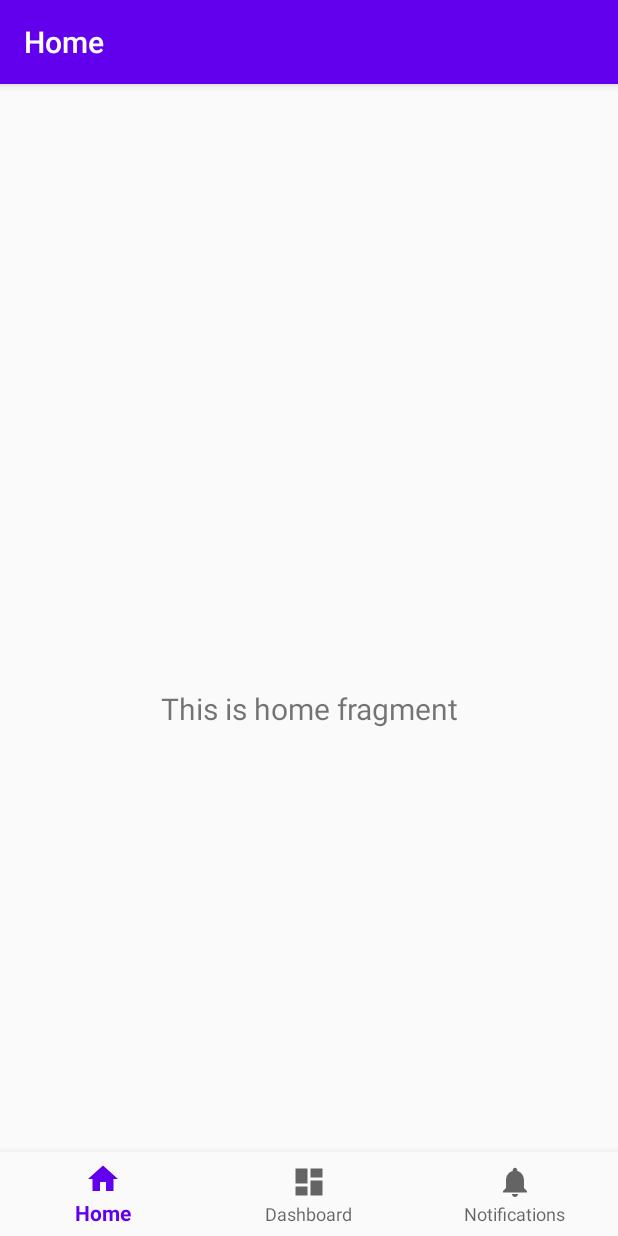
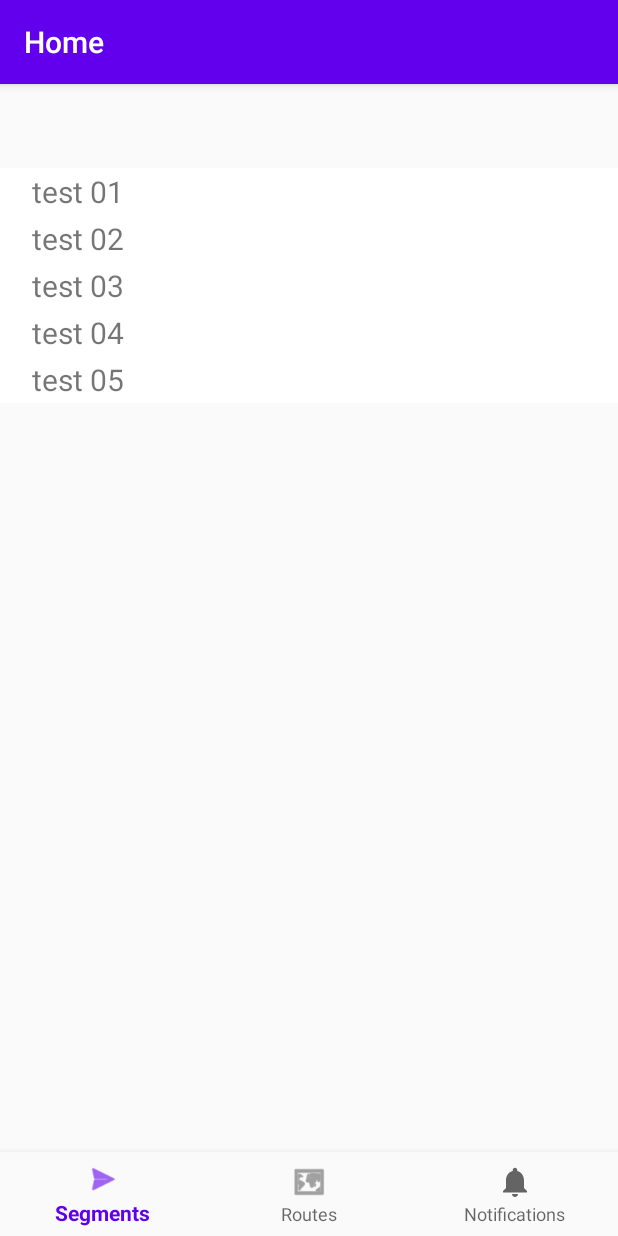
Before and after one commit to vincent290587/frava, an Android app: the screen it shows after launch (MainActivity), on a phone screen of 412 x 824 dp. Run offline under Robolectric (Android 15) with nearby library versions, the phone set to English and light mode, and no system bars; our stand-ins replace navigation-ui.

Commit message:
Starts to work

```diff
--- a/app/build.gradle
+++ b/app/build.gradle
@@ -25,7 +25,6 @@ android {
 
 dependencies {
     implementation fileTree(dir: 'libs', include: ['*.jar'])
-
     implementation 'androidx.appcompat:appcompat:1.1.0'
     implementation 'com.google.android.material:material:1.1.0'
     implementation 'androidx.constraintlayout:constraintlayout:1.1.3'
--- /dev/null
+++ b/app/src/main/java/com/example/frava/DiscoveredBluetoothDevice.java
@@ -0,0 +1,9 @@
+package com.example.frava;
+
+public class DiscoveredBluetoothDevice {
+    public String name;
+
+    public DiscoveredBluetoothDevice() {
+        name = "Device";
+    }
+}
--- a/app/src/main/java/com/example/frava/MainActivity.java
+++ b/app/src/main/java/com/example/frava/MainActivity.java
@@ -29,7 +29,7 @@ public class MainActivity extends AppCompatActivity implements RadioGroup.OnChec
         // Passing each menu ID as a set of Ids because each
         // menu should be considered as top level destinations.
         AppBarConfiguration appBarConfiguration = new AppBarConfiguration.Builder(
-                R.id.navigation_home, R.id.navigation_dashboard, R.id.navigation_notifications)
+                R.id.segments_dashboard, R.id.routes_dashboard, R.id.navigation_notifications)
                 .build();
         NavController navController = Navigation.findNavController(this, R.id.nav_host_fragment);
         NavigationUI.setupActionBarWithNavController(this, navController, appBarConfiguration);
--- /dev/null
+++ b/app/src/main/java/com/example/frava/RecyclerItemClickListener.java
@@ -0,0 +1,60 @@
+package com.example.frava;
+
+import android.content.Context;
+import android.view.GestureDetector;
+import android.view.MotionEvent;
+import android.view.View;
+
+import androidx.recyclerview.widget.RecyclerView;
+
+public class RecyclerItemClickListener implements RecyclerView.OnItemTouchListener {
+
+    public interface OnItemClickListener {
+        void onItemClick(View view, int position);
+
+        void onItemLongClick(View view, int position);
+    }
+
+    private OnItemClickListener mListener;
+
+    private GestureDetector mGestureDetector;
+
+    public RecyclerItemClickListener(Context context, final RecyclerView recyclerView, OnItemClickListener listener) {
+        mListener = listener;
+
+        mGestureDetector = new GestureDetector(context, new GestureDetector.SimpleOnGestureListener() {
+            @Override
+            public boolean onSingleTapUp(MotionEvent e) {
+                return true;
+            }
+
+            @Override
+            public void onLongPress(MotionEvent e) {
+                View childView = recyclerView.findChildViewUnder(e.getX(), e.getY());
+
+                if (childView != null && mListener != null) {
+                    mListener.onItemLongClick(childView, recyclerView.getChildAdapterPosition(childView));
+                }
+            }
+        });
+    }
+
+    @Override
+    public boolean onInterceptTouchEvent(RecyclerView view, MotionEvent e) {
+        View childView = view.findChildViewUnder(e.getX(), e.getY());
+
+        if (childView != null && mListener != null && mGestureDetector.onTouchEvent(e)) {
+            mListener.onItemClick(childView, view.getChildAdapterPosition(childView));
+        }
+
+        return false;
+    }
+
+    @Override
+    public void onTouchEvent(RecyclerView view, MotionEvent motionEvent) {
+    }
+
+    @Override
+    public void onRequestDisallowInterceptTouchEvent(boolean disallowIntercept) {
+    }
+}
--- /dev/null
+++ b/app/src/main/java/com/example/frava/SegmentsAdapter.java
@@ -0,0 +1,54 @@
+package com.example.frava;
+
+import android.view.LayoutInflater;
+import android.view.View;
+import android.view.ViewGroup;
+import android.widget.TextView;
+
+import androidx.annotation.NonNull;
+import androidx.recyclerview.widget.RecyclerView;
+
+public class SegmentsAdapter extends RecyclerView.Adapter<SegmentsAdapter.ViewHolder>  {
+
+    private String[] mDataset;
+
+    // Provide a suitable constructor (depends on the kind of dataset)
+    public SegmentsAdapter(String[] myDataset) {
+        mDataset = myDataset;
+    }
+
+    public static class ViewHolder extends RecyclerView.ViewHolder {
+
+        public final View view;
+        public final TextView s_name;
+        public final TextView s_length;
+
+        public ViewHolder(@NonNull View view) {
+            super(view);
+            this.view = itemView;
+            this.s_name = itemView.findViewById(R.id.segment_name);
+            this.s_length = itemView.findViewById(R.id.segment_km);
+        }
+    }
+
+    @NonNull
+    @Override
+    public ViewHolder onCreateViewHolder(@NonNull ViewGroup parent, int viewType) {
+
+        View v = LayoutInflater.from(parent.getContext()).inflate(R.layout.segment_item, parent, false);
+
+        return new ViewHolder(v);
+    }
+
+    public void onBindViewHolder(@NonNull ViewHolder holder, int position) {
+
+        // TODO fill data per item knowing position
+        holder.s_name.setText(mDataset[position]);
+    }
+
+    // Return the size of your dataset (invoked by the layout manager)
+    @Override
+    public int getItemCount() {
+        return mDataset.length;
+    }
+}
--- a/app/src/main/java/com/example/frava/ui/home/HomeFragment.java
+++ b/app/src/main/java/com/example/frava/ui/home/HomeFragment.java
@@ -1,35 +1,73 @@
 package com.example.frava.ui.home;
 
 import android.os.Bundle;
+import android.util.Log;
 import android.view.LayoutInflater;
 import android.view.View;
 import android.view.ViewGroup;
-import android.widget.TextView;
 
 import androidx.annotation.NonNull;
 import androidx.annotation.Nullable;
 import androidx.fragment.app.Fragment;
 import androidx.lifecycle.Observer;
 import androidx.lifecycle.ViewModelProviders;
+import androidx.recyclerview.widget.LinearLayoutManager;
+import androidx.recyclerview.widget.RecyclerView;
 
 import com.example.frava.R;
+import com.example.frava.RecyclerItemClickListener;
+import com.example.frava.SegmentsAdapter;
 
 public class HomeFragment extends Fragment {
 
-    private HomeViewModel homeViewModel;
+    //private HomeViewModel homeViewModel;
+
+    private String[] myDataset;
+
+    private RecyclerView recyclerView;
+    private RecyclerView.Adapter mAdapter;
 
     public View onCreateView(@NonNull LayoutInflater inflater,
                              ViewGroup container, Bundle savedInstanceState) {
-        homeViewModel =
-                ViewModelProviders.of(this).get(HomeViewModel.class);
+//        homeViewModel =
+//                ViewModelProviders.of(this).get(HomeViewModel.class);
+
         View root = inflater.inflate(R.layout.fragment_home, container, false);
-        final TextView textView = root.findViewById(R.id.text_home);
-        homeViewModel.getText().observe(getViewLifecycleOwner(), new Observer<String>() {
+
+        recyclerView = root.findViewById(R.id.segments_recycler);
+        RecyclerView.LayoutManager layout_manager = new LinearLayoutManager(getContext());
+        recyclerView.setLayoutManager(layout_manager);
+
+        myDataset = new String[5];
+        myDataset[0] = "test 01";
+        myDataset[1] = "test 02";
+        myDataset[2] = "test 03";
+        myDataset[3] = "test 04";
+        myDataset[4] = "test 05";
+
+        // specify an adapter (see also next example)
+        mAdapter = new SegmentsAdapter(myDataset);
+        recyclerView.setAdapter(mAdapter);
+
+        recyclerView.addOnItemTouchListener(new RecyclerItemClickListener(getActivity(), recyclerView, new RecyclerItemClickListener.OnItemClickListener() {
             @Override
-            public void onChanged(@Nullable String s) {
-                textView.setText(s);
+            public void onItemClick(View view, int position) {
+                Log.i("HomeFragment", "onItemClick " + position);
             }
-        });
+
+            @Override
+            public void onItemLongClick(View view, int position) {
+                Log.i("HomeFragment", "onItemLongClick " + position);
+            }
+        }));
+
+//        homeViewModel.getText().observe(getViewLifecycleOwner(), new Observer<String>() {
+//            @Override
+//            public void onChanged(@Nullable String s) {
+//
+//                //Toast.makeText(this, "Text changed", Toast.LENGTH_SHORT);
+//            }
+//        });
         return root;
     }
 }
--- a/app/src/main/res/layout/fragment_home.xml
+++ b/app/src/main/res/layout/fragment_home.xml
@@ -6,17 +6,13 @@
     android:layout_height="match_parent"
     tools:context=".ui.home.HomeFragment">
 
-    <TextView
-        android:id="@+id/text_home"
-        android:layout_width="match_parent"
-        android:layout_height="wrap_content"
-        android:layout_marginStart="8dp"
-        android:layout_marginTop="8dp"
-        android:layout_marginEnd="8dp"
-        android:textAlignment="center"
-        android:textSize="20sp"
+    <androidx.recyclerview.widget.RecyclerView
+        android:id="@+id/segments_recycler"
+        android:layout_width="0dp"
+        android:layout_height="0dp"
         app:layout_constraintBottom_toBottomOf="parent"
         app:layout_constraintEnd_toEndOf="parent"
         app:layout_constraintStart_toStartOf="parent"
-        app:layout_constraintTop_toTopOf="parent" />
+        app:layout_constraintTop_toTopOf="parent"
+        tools:listitem="@layout/segment_item" />
 </androidx.constraintlayout.widget.ConstraintLayout>
--- /dev/null
+++ b/app/src/main/res/layout/segment_item.xml
@@ -0,0 +1,41 @@
+<?xml version="1.0" encoding="utf-8"?>
+
+<RelativeLayout
+    android:id="@+id/segment_container"
+    xmlns:android="http://schemas.android.com/apk/res/android"
+    xmlns:tools="http://schemas.android.com/tools"
+    android:layout_width="match_parent"
+    android:layout_height="wrap_content"
+    android:background="@android:color/white"
+    android:paddingEnd="@dimen/activity_horizontal_margin"
+    android:paddingStart="@dimen/activity_horizontal_margin"
+    tools:ignore="ContentDescription">
+
+    <TextView
+        android:id="@+id/segment_name"
+        android:layout_width="200dp"
+        android:layout_height="wrap_content"
+        android:layout_alignParentStart="true"
+        android:layout_alignParentTop="true"
+        android:layout_centerVertical="true"
+        android:layout_marginStart="5dp"
+        android:layout_marginTop="4dp"
+        android:layout_marginRight="112dp"
+        android:ellipsize="end"
+        android:singleLine="true"
+        android:textSize="20sp"
+        tools:text="Route name" />
+
+    <TextView
+        android:id="@+id/segment_km"
+        android:layout_width="50dp"
+        android:layout_height="wrap_content"
+        android:layout_alignParentEnd="true"
+        android:layout_centerVertical="true"
+        android:layout_marginStart="@dimen/activity_horizontal_margin"
+        android:layout_marginLeft="118dp"
+        android:layout_marginEnd="6dp"
+        android:textSize="12sp"
+        tools:text="120km" />
+
+</RelativeLayout>
--- a/app/src/main/res/menu/bottom_nav_menu.xml
+++ b/app/src/main/res/menu/bottom_nav_menu.xml
@@ -2,14 +2,14 @@
 <menu xmlns:android="http://schemas.android.com/apk/res/android">
 
     <item
-        android:id="@+id/navigation_home"
-        android:icon="@drawable/ic_home_black_24dp"
-        android:title="@string/title_home" />
+        android:id="@+id/segments_dashboard"
+        android:icon="@android:drawable/ic_menu_send"
+        android:title="Segments" />
 
     <item
-        android:id="@+id/navigation_dashboard"
-        android:icon="@drawable/ic_dashboard_black_24dp"
-        android:title="@string/title_dashboard" />
+        android:id="@+id/routes_dashboard"
+        android:icon="@android:drawable/ic_menu_mapmode"
+        android:title="Routes" />
 
     <item
         android:id="@+id/navigation_notifications"
--- a/app/src/main/res/navigation/mobile_navigation.xml
+++ b/app/src/main/res/navigation/mobile_navigation.xml
@@ -3,16 +3,16 @@
     xmlns:app="http://schemas.android.com/apk/res-auto"
     xmlns:tools="http://schemas.android.com/tools"
     android:id="@+id/mobile_navigation"
-    app:startDestination="@+id/navigation_home">
+    app:startDestination="@+id/segments_dashboard">
 
     <fragment
-        android:id="@+id/navigation_home"
+        android:id="@+id/segments_dashboard"
         android:name="com.example.frava.ui.home.HomeFragment"
         android:label="@string/title_home"
         tools:layout="@layout/fragment_home" />
 
     <fragment
-        android:id="@+id/navigation_dashboard"
+        android:id="@+id/routes_dashboard"
         android:name="com.example.frava.ui.dashboard.DashboardFragment"
         android:label="@string/title_dashboard"
         tools:layout="@layout/fragment_dashboard" />
```
